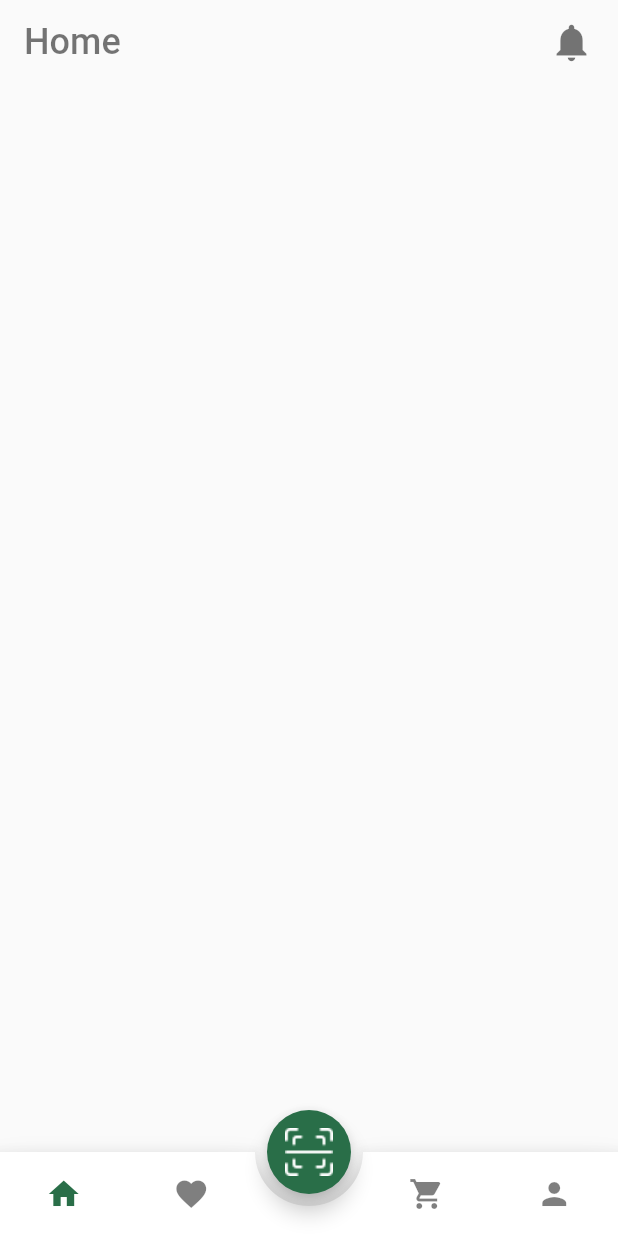
After one commit to rehab732/PlantsUI_Flutter, a Flutter app: the RootPage screen opened directly, on a phone screen of 412 x 824 dp. The commit adds this screen. Run offline on Flutter 3.47's test engine with Material 2 defaults, Android fonts, the phone set to English and light mode, and no system bars; drawn by our look-alikes of animated_bottom_navigation_bar; our stand-ins replace page_transition.

Commit message:
end root page

```diff
--- a/lib/constants/color.dart
+++ b/lib/constants/color.dart
@@ -3,4 +3,5 @@ import 'package:flutter/material.dart';
 class Maincolors {
   static var primaryColor = const Color(0xff296e48);
   static var seconColor = const Color(0xffEB455F);
+  static var blackColor= Colors.black54;
 }
--- /dev/null
+++ b/lib/screens/partialscreens/home.dart
@@ -0,0 +1,16 @@
+
+import 'package:flutter/material.dart';
+
+class HomePage extends StatefulWidget {
+  const HomePage({super.key});
+
+  @override
+  State<HomePage> createState() => _HomePageState();
+}
+
+class _HomePageState extends State<HomePage> {
+  @override
+  Widget build(BuildContext context) {
+    return Container();
+  }
+}
--- /dev/null
+++ b/lib/screens/root.dart
@@ -0,0 +1,99 @@
+import 'package:animated_bottom_navigation_bar/animated_bottom_navigation_bar.dart';
+import 'package:flutter/material.dart';
+import 'package:page_transition/page_transition.dart';
+import 'package:plants/constants/color.dart';
+import 'package:plants/screens/login.dart';
+import 'package:plants/screens/partialscreens/cart.dart';
+import 'package:plants/screens/partialscreens/favourit.dart';
+import 'package:plants/screens/partialscreens/home.dart';
+import 'package:plants/screens/partialscreens/profile.dart';
+import 'package:plants/screens/scanpage.dart';
+
+class RootPage extends StatefulWidget {
+  const RootPage({super.key});
+
+  @override
+  State<RootPage> createState() => _RootPageState();
+}
+
+class _RootPageState extends State<RootPage> {
+  //to control page index
+  int bottomNavIndex = 0;
+  //list of page widget
+  List<Widget> pages = const [
+    HomePage(),
+    FavoruitPage(),
+    CartPage(),
+    ProfilePage()
+  ];
+  //list of the page icons
+  List<IconData> iconsList = [
+    Icons.home,
+    Icons.favorite,
+    Icons.shopping_cart,
+    Icons.person,
+  ];
+//list of page title
+  List<String> titleList = ['Home', 'favourit', 'cart', 'Profile'];
+  @override
+  Widget build(BuildContext context) {
+    return Scaffold(
+      appBar: AppBar(
+        title: Row(
+          mainAxisAlignment: MainAxisAlignment.spaceBetween,
+          children: [
+            Text(
+              titleList[bottomNavIndex],
+              style: TextStyle(
+                color: Maincolors.blackColor,
+                fontSize: 24,
+                fontWeight: FontWeight.w500,
+              ),
+            ),
+            Icon(
+              Icons.notifications,
+              color: Maincolors.blackColor,
+              size: 30.0,
+            )
+          ],
+        ),
+        backgroundColor: Theme.of(context).scaffoldBackgroundColor,
+        elevation: 0.0,
+      ),
+      body: IndexedStack(
+        index: bottomNavIndex,
+        children: pages,
+      ),
+      floatingActionButton: FloatingActionButton(
+        onPressed: () {
+          Navigator.push(
+              context,
+              PageTransition(
+                  child: const ScanPage(),
+                  type: PageTransitionType.bottomToTop));
+        },
+        backgroundColor: Maincolors.primaryColor,
+        child: Image.asset(
+          'assets/images/scan.png',
+          height: 50.0,
+          width: 40,
+        ),
+      ),
+      floatingActionButtonLocation: FloatingActionButtonLocation.centerDocked,
+      bottomNavigationBar: AnimatedBottomNavigationBar(
+        splashColor: Maincolors.primaryColor,
+        activeColor: Maincolors.primaryColor,
+        inactiveColor: Colors.black.withOpacity(.5),
+        icons: iconsList,
+        activeIndex: bottomNavIndex,
+        gapLocation: GapLocation.center,
+        notchSmoothness: NotchSmoothness.softEdge,
+        onTap: (index) {
+          setState(() {
+            bottomNavIndex = index;
+          });
+        },
+      ),
+    );
+  }
+}
--- a/lib/screens/splash.dart
+++ b/lib/screens/splash.dart
@@ -1,6 +1,7 @@
 import 'package:flutter/material.dart';
 import 'package:plants/constants/color.dart';
 import 'package:plants/constants/string.dart';
+import 'package:plants/screens/root.dart';
 import '../widgets/pagecontainer.dart';
 import 'login.dart';
 
@@ -96,7 +97,7 @@ class _SplashState extends State<Splash> {
                     }
                   } else {
                     Navigator.pushReplacement(context,
-                        MaterialPageRoute(builder: (_) => const Login()));
+                        MaterialPageRoute(builder: (_) => const RootPage()));
                   }
                 },
               ),
--- a/pubspec.yaml
+++ b/pubspec.yaml
@@ -36,6 +36,8 @@ dependencies:
   # The following adds the Cupertino Icons font to your application.
   # Use with the CupertinoIcons class for iOS style icons.
   cupertino_icons: ^1.0.2
+  animated_bottom_navigation_bar: ^1.2.0
+  page_transition: ^2.0.9
 
 dev_dependencies:
   flutter_test:
```
Also changed, not shown: lib/models/plantmodel.dart (added, +226 -0 lines), lib/screens/partialscreens/cart.dart (added, +16 -0 lines), lib/screens/partialscreens/favourit.dart (added, +23 -0 lines), lib/screens/partialscreens/profile.dart (added, +16 -0 lines), lib/screens/scanpage.dart (added, +17 -0 lines), assets/images/scan.png (added), pubspec.lock.
